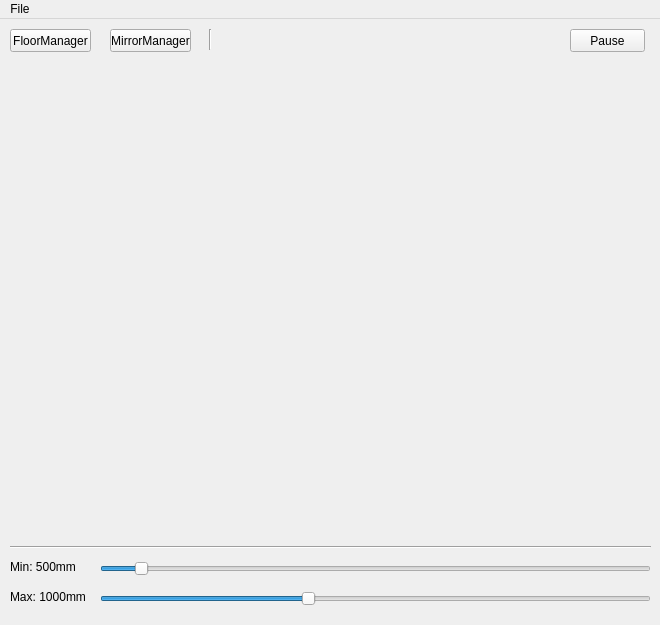
mariojgpinto/Thesis, file Project/NISpeculum/GUI/SpeculumGUI.ui: the form before one commit.
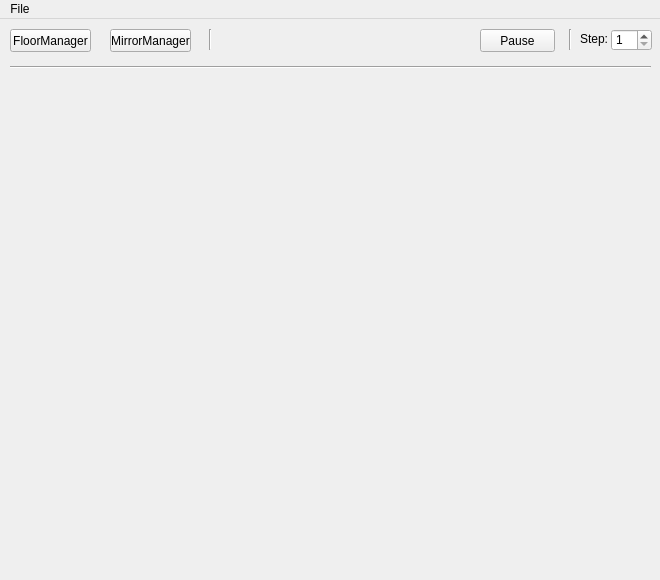
The form after the commit.

Commit message: Added PCL step control

```diff
--- a/Project/NISpeculum/GUI/SpeculumGUI.ui
+++ b/Project/NISpeculum/GUI/SpeculumGUI.ui
@@ -7,7 +7,7 @@
     <x>0</x>
     <y>0</y>
     <width>660</width>
-    <height>625</height>
+    <height>580</height>
    </rect>
   </property>
   <property name="windowTitle">
@@ -18,7 +18,7 @@
     <property name="geometry">
      <rect>
       <x>10</x>
-      <y>40</y>
+      <y>60</y>
       <width>640</width>
       <height>480</height>
      </rect>
@@ -27,7 +27,7 @@
    <widget class="QPushButton" name="_main_push_button_pause">
     <property name="geometry">
      <rect>
-      <x>570</x>
+      <x>480</x>
       <y>10</y>
       <width>75</width>
       <height>23</height>
@@ -63,37 +63,11 @@
      <string>MirrorManager</string>
     </property>
    </widget>
-   <widget class="QLabel" name="_main_label_min">
-    <property name="geometry">
-     <rect>
-      <x>10</x>
-      <y>540</y>
-      <width>81</width>
-      <height>16</height>
-     </rect>
-    </property>
-    <property name="text">
-     <string>Min: 500mm</string>
-    </property>
-   </widget>
-   <widget class="QLabel" name="_main_label_max">
-    <property name="geometry">
-     <rect>
-      <x>10</x>
-      <y>570</y>
-      <width>81</width>
-      <height>16</height>
-     </rect>
-    </property>
-    <property name="text">
-     <string>Max: 1000mm</string>
-    </property>
-   </widget>
    <widget class="Line" name="line_2">
     <property name="geometry">
      <rect>
       <x>10</x>
-      <y>520</y>
+      <y>40</y>
       <width>641</width>
       <height>16</height>
      </rect>
@@ -102,50 +76,6 @@
      <enum>Qt::Horizontal</enum>
     </property>
    </widget>
-   <widget class="QSlider" name="_main_horizontalSlider_min">
-    <property name="geometry">
-     <rect>
-      <x>100</x>
-      <y>540</y>
-      <width>551</width>
-      <height>20</height>
-     </rect>
-    </property>
-    <property name="minimum">
-     <number>400</number>
-    </property>
-    <property name="maximum">
-     <number>2000</number>
-    </property>
-    <property name="value">
-     <number>500</number>
-    </property>
-    <property name="orientation">
-     <enum>Qt::Horizontal</enum>
-    </property>
-   </widget>
-   <widget class="QSlider" name="_main_horizontalSlider_max">
-    <property name="geometry">
-     <rect>
-      <x>100</x>
-      <y>570</y>
-      <width>551</width>
-      <height>20</height>
-     </rect>
-    </property>
-    <property name="minimum">
-     <number>400</number>
-    </property>
-    <property name="maximum">
-     <number>2000</number>
-    </property>
-    <property name="value">
-     <number>1000</number>
-    </property>
-    <property name="orientation">
-     <enum>Qt::Horizontal</enum>
-    </property>
-   </widget>
    <widget class="QPushButton" name="_main_push_button_floor_manager">
     <property name="geometry">
      <rect>
@@ -159,6 +89,48 @@
      <string>FloorManager</string>
     </property>
    </widget>
+   <widget class="QSpinBox" name="_main_spin_box_pcl">
+    <property name="geometry">
+     <rect>
+      <x>611</x>
+      <y>10</y>
+      <width>41</width>
+      <height>22</height>
+     </rect>
+    </property>
+    <property name="minimum">
+     <number>1</number>
+    </property>
+    <property name="maximum">
+     <number>16</number>
+    </property>
+   </widget>
+   <widget class="QLabel" name="label">
+    <property name="geometry">
+     <rect>
+      <x>580</x>
+      <y>10</y>
+      <width>31</width>
+      <height>20</height>
+     </rect>
+    </property>
+    <property name="text">
+     <string>Step:</string>
+    </property>
+   </widget>
+   <widget class="Line" name="line_3">
+    <property name="geometry">
+     <rect>
+      <x>560</x>
+      <y>10</y>
+      <width>20</width>
+      <height>21</height>
+     </rect>
+    </property>
+    <property name="orientation">
+     <enum>Qt::Vertical</enum>
+    </property>
+   </widget>
   </widget>
   <widget class="QMenuBar" name="menuBar">
    <property name="geometry">
```
Left out of the diff: 2 changed lines with no effect on the pictures. The commit also changes 7 other files.
